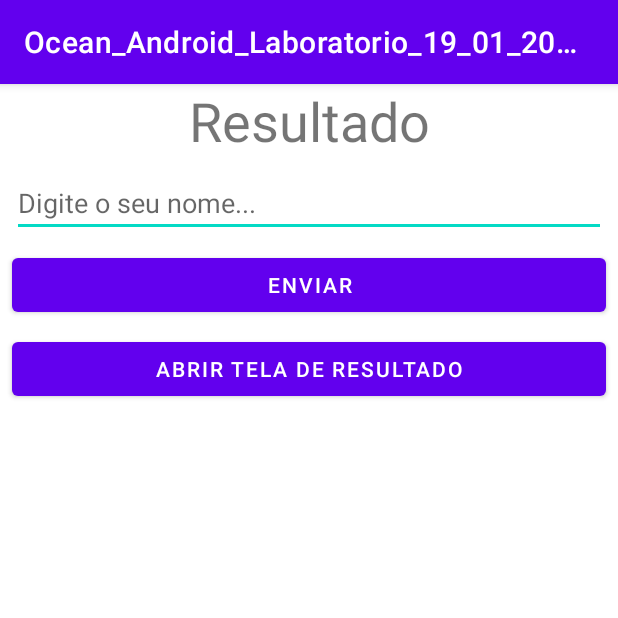
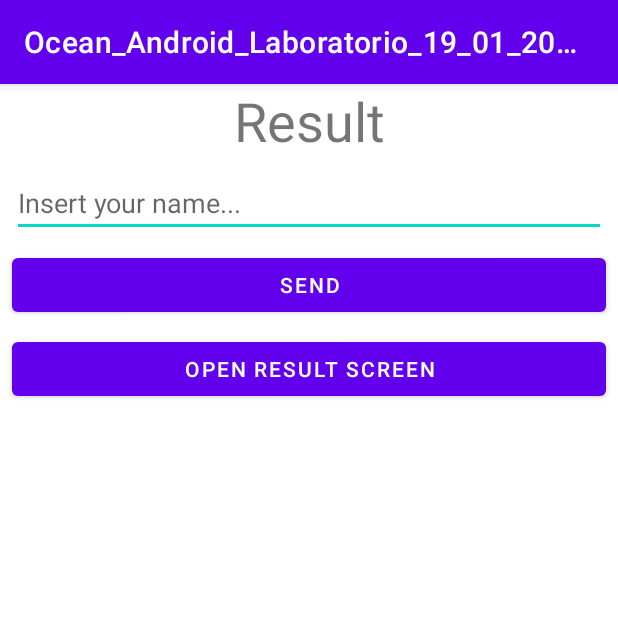
Before and after one commit to paulosalvatore/Ocean_Android_Laboratorio_19_01_2021, an Android app: the screen it shows after launch (MainActivity), on a phone screen of 412 x 824 dp, the top half of it. Run offline under Robolectric (Android 15) with nearby library versions, the phone set to English and light mode, and no system bars.

Commit message:
activity_main.xml traduzido

```diff
--- a/app/src/main/res/layout/activity_main.xml
+++ b/app/src/main/res/layout/activity_main.xml
@@ -10,7 +10,7 @@
         android:id="@+id/tvResultado"
         android:layout_width="wrap_content"
         android:layout_height="wrap_content"
-        android:text="Resultado"
+        android:text="@string/result"
         android:textSize="36sp"
         app:layout_constraintLeft_toLeftOf="parent"
         app:layout_constraintRight_toRightOf="parent"
@@ -25,7 +25,7 @@
         android:layout_marginTop="8dp"
         android:layout_marginEnd="8dp"
         android:layout_marginRight="8dp"
-        android:hint="Digite o seu nome..."
+        android:hint="@string/insert_your_name"
         app:layout_constraintEnd_toEndOf="parent"
         app:layout_constraintStart_toStartOf="parent"
         app:layout_constraintTop_toBottomOf="@+id/tvResultado" />
@@ -39,7 +39,7 @@
         android:layout_marginTop="8dp"
         android:layout_marginEnd="8dp"
         android:layout_marginRight="8dp"
-        android:text="Enviar"
+        android:text="@string/send"
         app:layout_constraintEnd_toEndOf="parent"
         app:layout_constraintStart_toStartOf="parent"
         app:layout_constraintTop_toBottomOf="@+id/etNome" />
@@ -53,7 +53,7 @@
         android:layout_marginTop="8dp"
         android:layout_marginEnd="8dp"
         android:layout_marginRight="8dp"
-        android:text="Abrir Tela de Resultado"
+        android:text="@string/open_result_screen"
         app:layout_constraintEnd_toEndOf="parent"
         app:layout_constraintStart_toStartOf="parent"
         app:layout_constraintTop_toBottomOf="@+id/btEnviar" />
--- a/app/src/main/res/values/strings.xml
+++ b/app/src/main/res/values/strings.xml
@@ -1,3 +1,7 @@
 <resources>
     <string name="app_name">Ocean_Android_Laboratorio_19_01_2021</string>
+    <string name="result">Result</string>
+    <string name="insert_your_name">Insert your name...</string>
+    <string name="send">Send</string>
+    <string name="open_result_screen">Open Result Screen</string>
 </resources>
```
Also changed, not shown: 1 other file.
